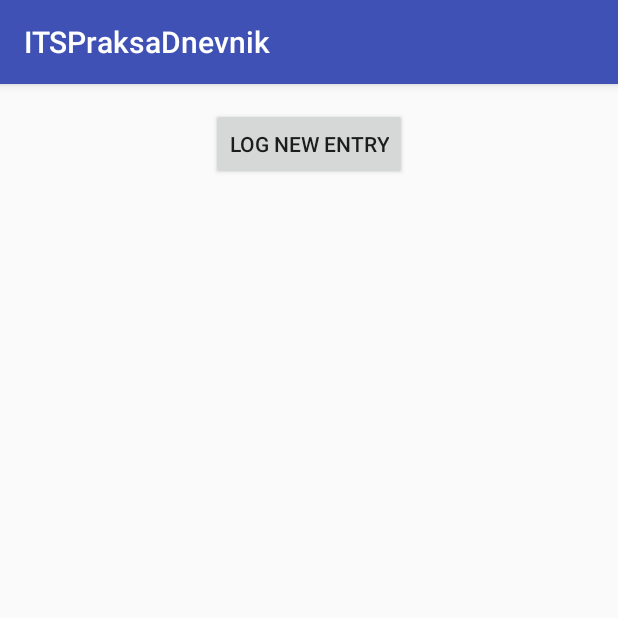
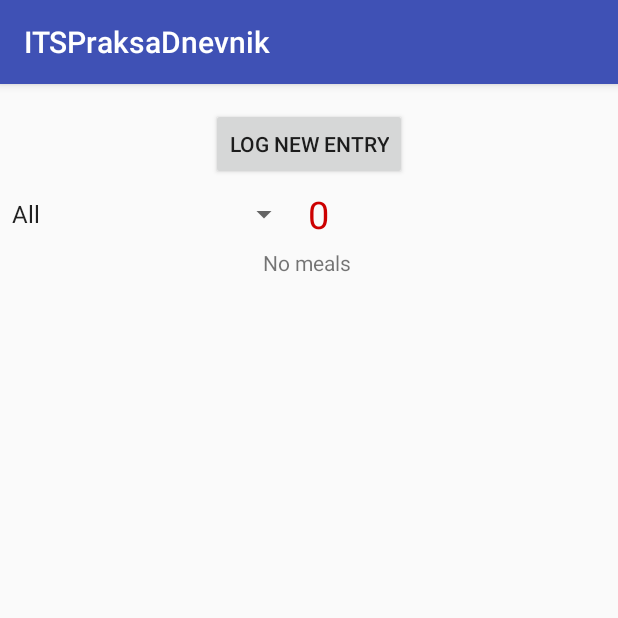
Before and after one commit to SimpleSmiki/its-praksa-dnevnik, an Android app: the screen it shows after launch (MainActivity), on a phone screen of 412 x 824 dp, the top half of it. Run offline under Robolectric (Android 15) with nearby library versions, the phone set to English and light mode, and no system bars.

Commit message:
*. cas  - wrap up filteri custom design-a empty view

```diff
--- a/app/src/main/java/com/example/ucenik/itspraksadnevnik/MainActivity.java
+++ b/app/src/main/java/com/example/ucenik/itspraksadnevnik/MainActivity.java
@@ -11,10 +11,16 @@ import android.view.View;
 import android.widget.AdapterView;
 import android.widget.Button;
 import android.widget.ListView;
+import android.widget.Spinner;
+import android.widget.TextView;
 
 public class MainActivity extends AppCompatActivity {
 
     Button log;
+
+    Spinner typeFilter;
+
+    TextView sum;
 
     ListView list;
 
@@ -26,13 +32,33 @@ public class MainActivity extends AppCompatActivity {
         setContentView(R.layout.activity_main);
 
         log = (Button)findViewById(R.id.log);
+        typeFilter = (Spinner)findViewById(R.id.filterType);
         list = (ListView) findViewById(R.id.mealList);
+        sum = (TextView) findViewById(R.id.calorieSum);
+
+        list.setEmptyView(findViewById(R.id.empty));
 
         log.setOnClickListener(new View.OnClickListener() {
             @Override
             public void onClick(View v) {
                 Intent intent = new Intent(MainActivity.this, LogActivity.class);
                 startActivity(intent);
+            }
+        });
+
+        typeFilter.setOnItemSelectedListener(new AdapterView.OnItemSelectedListener() {
+            @Override
+            public void onItemSelected(AdapterView<?> parent, View view, int position, long id) {
+                if (position != 0) {
+                    filterDataByType();
+                } else {
+                    refreshData();
+                }
+            }
+
+            @Override
+            public void onNothingSelected(AdapterView<?> parent) {
+
             }
         });
     }
@@ -83,5 +109,17 @@ public class MainActivity extends AppCompatActivity {
     private void refreshData() {
         MealCursorAdapter adapter = new MealCursorAdapter(this, dbHelper.getMealsCursor());
         list.setAdapter(adapter);
+        calculateSum();
     }
+
+    private void filterDataByType() {
+        MealCursorAdapter adapter = new MealCursorAdapter(this, dbHelper.getFilteredMeals(typeFilter.getSelectedItem().toString()));
+        list.setAdapter(adapter);
+        calculateSum();
+    }
+
+    private void calculateSum() {
+        sum.setText(dbHelper.getCaloriesSum(typeFilter.getSelectedItem().toString()));
+    }
+
 }
--- a/app/src/main/java/com/example/ucenik/itspraksadnevnik/MealSQLOpenHelper.java
+++ b/app/src/main/java/com/example/ucenik/itspraksadnevnik/MealSQLOpenHelper.java
@@ -55,6 +55,7 @@ public class MealSQLOpenHelper extends SQLiteOpenHelper {
         contentValues.put(COLUMN_CALORIES, calories);
         contentValues.put(COLUMN_DATE, date);
         contentValues.put(COLUMN_TIME, time);
+        Log.d("TAG", date);
 
         Log.d("ADD_MEAL", "id - " + db.insert(DB_TABLE_NAME, null, contentValues));
 
@@ -96,4 +97,19 @@ public class MealSQLOpenHelper extends SQLiteOpenHelper {
         }
         return null;
     }
+
+    public Cursor getFilteredMeals(String type) {
+        return getReadableDatabase().rawQuery("SELECT *, id as _id FROM meals WHERE " + COLUMN_TYPE + " = \"" + type + "\"", null);
+    }
+
+    public String getCaloriesSum(String type) {
+        String query = "SELECT SUM(calorie_number) FROM meals";
+        if (!type.equals("All")) query = query.concat(" WHERE meal_type = \"" + type + "\"");
+        Cursor cursor = getReadableDatabase().rawQuery(query, null);
+        cursor.moveToFirst();
+        if (!cursor.isAfterLast()){
+            return String.valueOf(cursor.getInt(0));
+        }
+        return "0";
+    }
 }
--- a/app/src/main/res/layout/activity_main.xml
+++ b/app/src/main/res/layout/activity_main.xml
@@ -4,8 +4,6 @@
     android:layout_width="match_parent"
     android:layout_height="match_parent"
     android:paddingBottom="@dimen/activity_vertical_margin"
-    android:paddingLeft="@dimen/activity_horizontal_margin"
-    android:paddingRight="@dimen/activity_horizontal_margin"
     android:paddingTop="@dimen/activity_vertical_margin"
     tools:context="com.example.ucenik.itspraksadnevnik.MainActivity">
 
@@ -16,13 +14,48 @@
         android:layout_centerHorizontal="true"
         android:text="Log new entry" />
 
+    <LinearLayout
+        android:id="@+id/filterContainer"
+        android:layout_width="match_parent"
+        android:layout_height="wrap_content"
+        android:orientation="horizontal"
+        android:gravity="center_vertical"
+        android:layout_below="@+id/log">
+
+        <Spinner
+            android:id="@+id/filterType"
+            android:layout_width="200dp"
+            android:layout_height="wrap_content"
+            android:entries="@array/meal_types_filter">
+
+        </Spinner>
+
+        <TextView
+            android:id="@+id/calorieSum"
+            android:layout_width="wrap_content"
+            android:layout_height="wrap_content"
+            android:padding="5dp"
+            android:textSize="25dp"
+            android:textColor="@android:color/holo_red_dark"
+            android:text="999"/>
+
+    </LinearLayout>
+
     <ListView
         android:id="@+id/mealList"
         android:layout_width="match_parent"
         android:layout_height="wrap_content"
         android:layout_marginTop="10dp"
-        android:layout_below="@+id/log">
+        android:layout_below="@+id/filterContainer">
 
     </ListView>
 
+    <TextView
+        android:id="@+id/empty"
+        android:layout_below="@+id/mealList"
+        android:layout_width="match_parent"
+        android:layout_height="wrap_content"
+        android:gravity="center_horizontal"
+        android:text="No meals "/>
+
 </RelativeLayout>
--- a/app/src/main/res/values/strings.xml
+++ b/app/src/main/res/values/strings.xml
@@ -8,4 +8,13 @@
         <item>Dinner</item>
         <item>Late night snack</item>
     </string-array>
+
+    <string-array name="meal_types_filter">
+        <item>All</item>
+        <item>Breakfast</item>
+        <item>Snack</item>
+        <item>Lunch</item>
+        <item>Dinner</item>
+        <item>Late night snack</item>
+    </string-array>
 </resources>
```
Also changed, not shown: app/src/main/java/com/example/ucenik/itspraksadnevnik/MealCursorAdapter.java (+28 -1 lines), app/src/main/res/layout/meal_list_item.xml (+25 -9 lines), app/src/main/res/drawable/breakfast.png (added), app/src/main/res/drawable/dinner.png (added), app/src/main/res/drawable/lunch.png (added), app/src/main/res/drawable/snack.png (added), 1 other file.
